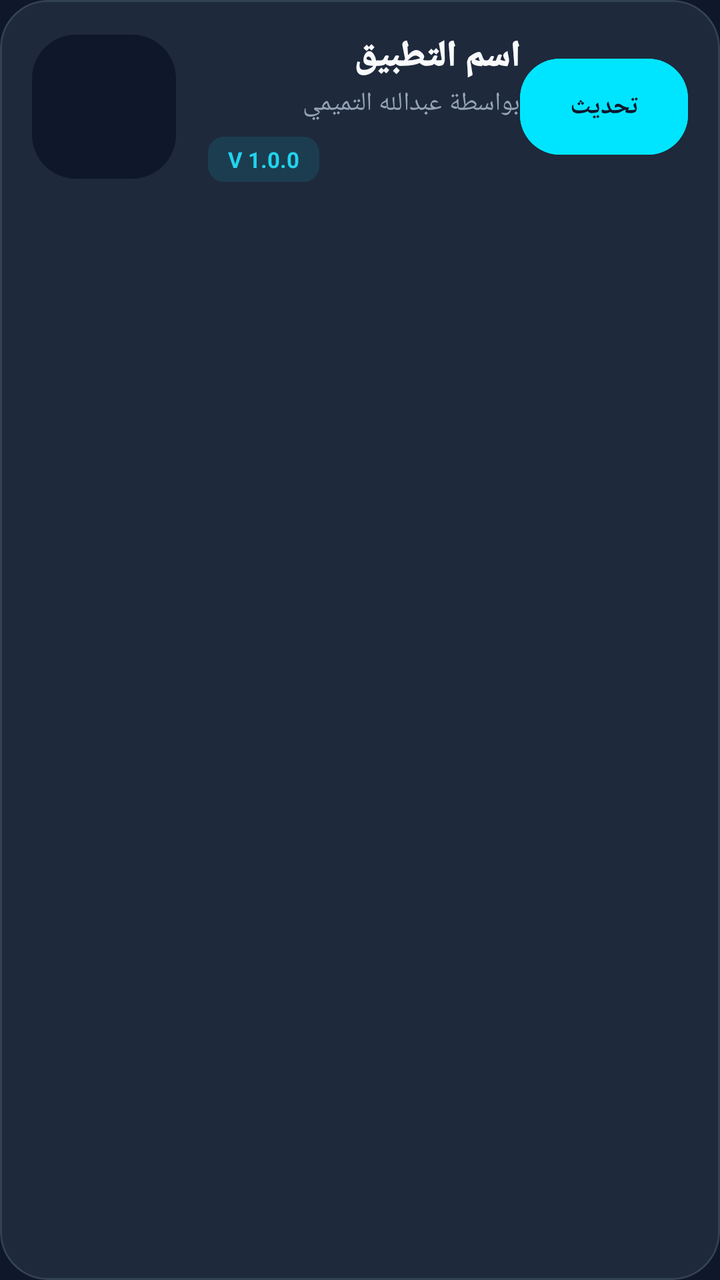
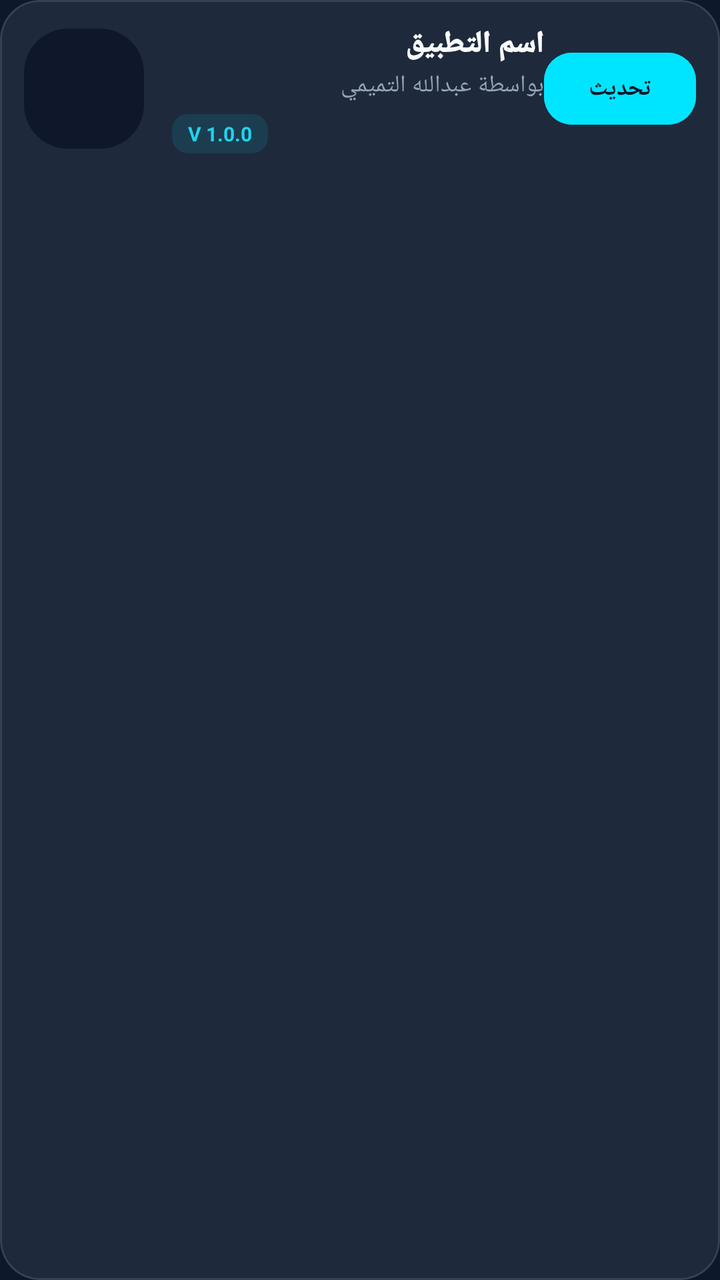

Compare the two renders of this Android layout. The source of the first and the diff that turns it into the second are given below.
<!-- AndroidManifest.xml: application theme Theme.FixEngine -->
<!-- res/layout/item_app.xml -->
<?xml version="1.0" encoding="utf-8"?>
<com.google.android.material.card.MaterialCardView 
    xmlns:android="http://schemas.android.com/apk/res/android"
    xmlns:app="http://schemas.android.com/apk/res-auto"
    android:id="@+id/rootCard"
    android:layout_width="match_parent"
    android:layout_height="wrap_content"
    android:layout_marginHorizontal="16dp"
    android:layout_marginVertical="8dp"
    app:cardCornerRadius="24dp"
    app:cardElevation="0dp"
    app:cardBackgroundColor="#1E293B"
    app:strokeColor="#334155"
    app:strokeWidth="1dp"
    android:foreground="?attr/selectableItemBackground">

    <LinearLayout
        android:layout_width="match_parent"
        android:layout_height="wrap_content"
        android:orientation="horizontal"
        android:padding="16dp"
        android:gravity="center_vertical">

        
        <com.google.android.material.imageview.ShapeableImageView
            android:id="@+id/imgAppIcon"
            android:layout_width="72dp"
            android:layout_height="72dp"
            android:scaleType="centerCrop"
            android:transitionName="transition_app_icon"
            app:shapeAppearanceOverlay="@style/RoundedIcon"
            android:background="#0F172A" />

        <LinearLayout
            android:layout_width="0dp"
            android:layout_height="wrap_content"
            android:layout_weight="1"
            android:orientation="vertical"
            android:layout_marginStart="16dp">

            <TextView
                android:id="@+id/txtAppName"
                android:layout_width="match_parent"
                android:layout_height="wrap_content"
                android:text="اسم التطبيق"
                android:textColor="#F8FAFC"
                android:textSize="18sp"
                android:textStyle="bold"
                android:fontFamily="sans-serif-black"
                android:maxLines="1"
                android:ellipsize="end"/>

            <TextView
                android:id="@+id/txtDeveloper"
                android:layout_width="match_parent"
                android:layout_height="wrap_content"
                android:text="بواسطة عبدالله التميمي"
                android:textColor="#94A3B8"
                android:textSize="13sp"
                android:layout_marginTop="2dp"
                android:fontFamily="sans-serif-medium"/>

            
            <TextView
                android:id="@+id/txtVersion"
                android:layout_width="wrap_content"
                android:layout_height="wrap_content"
                android:text="V 1.0.0"
                android:textColor="#22D3EE"
                android:textSize="11sp"
                android:textStyle="bold"
                android:layout_marginTop="8dp"
                android:background="@drawable/bg_version_badge"
                android:paddingHorizontal="10dp"
                android:paddingVertical="4dp" />
        </LinearLayout>

        
        <com.google.android.material.button.MaterialButton
            android:id="@+id/btnDownload"
            style="@style/Widget.MaterialComponents.Button.UnelevatedButton"
            android:layout_width="wrap_content"
            android:layout_height="wrap_content"
            android:text="تحديث"
            android:textColor="#0F172A"
            android:textSize="13sp"
            android:textStyle="bold"
            android:minWidth="84dp"
            android:insetTop="0dp"
            android:insetBottom="0dp"
            app:cornerRadius="20dp"
            android:backgroundTint="@color/secondary_cyan" />

    </LinearLayout>
</com.google.android.material.card.MaterialCardView>
<!-- resources referenced by this layout -->
<resources>
  <color name="secondary_cyan">#00E5FF</color>
  <!-- drawable bg_version_badge (drawable) -->
  <shape xmlns:android="http://schemas.android.com/apk/res/android">
      <solid android:color="#1A00E5FF"/> 
      <corners android:radius="8dp"/>
  </shape>
  <style name="RoundedIcon">
          <item name="cornerSize">22dp</item>
      </style>
  <style name="Theme.FixEngine" parent="Theme.MaterialComponents.DayNight.NoActionBar">
          <item name="colorPrimary">#22D3EE</item>
          <item name="colorPrimaryVariant">#0891B2</item>
          <item name="colorOnPrimary">#0F172A</item>
  
          <item name="colorSecondary">#38BDF8</item>
          <item name="colorSecondaryVariant">#0284C7</item>
          <item name="colorOnSecondary">#FFFFFF</item>
  
          <item name="android:windowBackground">#0F172A</item>
          <item name="android:statusBarColor">#0F172A</item>
          <item name="android:windowLightStatusBar" tools:targetApi="m">false</item> 
          
          <item name="materialButtonStyle">@style/Widget.FixEngine.Button</item>
          
          <item name="android:textColorPrimary">#F8FAFC</item>
          <item name="android:textColorSecondary">#94A3B8</item>
  
          <item name="materialAlertDialogTheme">@style/Theme.FixEngine.Dialog</item>
      </style>
  <style name="Widget.FixEngine.Button" parent="Widget.MaterialComponents.Button.UnelevatedButton">
          <item name="cornerRadius">16dp</item>
          <item name="android:insetTop">0dp</item>
          <item name="android:insetBottom">0dp</item>
          <item name="android:textAllCaps">false</item>
          <item name="android:fontFamily">sans-serif-medium</item>
          <item name="android:letterSpacing">0.03</item>
      </style>
  <style name="Theme.FixEngine.Dialog" parent="Theme.MaterialComponents.DayNight.Dialog.Alert">
      <item name="android:windowIsFloating">true</item>
      
      <item name="android:windowIsTranslucent">false</item> 
      <item name="android:windowBackground">@android:color/transparent</item>
      <item name="android:windowContentOverlay">@null</item>
      <item name="android:backgroundDimEnabled">true</item> 
      <item name="android:backgroundDimAmount">0.5</item>
  
      <item name="colorPrimary">#22D3EE</item>
      <item name="colorOnSurface">#F8FAFC</item>
      <item name="android:textColorPrimary">#F8FAFC</item>
  </style>
</resources>

<!-- the commit's change to res/layout/item_app.xml (unified diff, before → after) -->
@@ -6,8 +6,8 @@
     android:layout_width="match_parent"
     android:layout_height="wrap_content"
     android:layout_marginHorizontal="16dp"
-    android:layout_marginVertical="8dp"
-    app:cardCornerRadius="24dp"
+    android:layout_marginVertical="6dp"
+    app:cardCornerRadius="20dp"
     app:cardElevation="0dp"
     app:cardBackgroundColor="#1E293B"
     app:strokeColor="#334155"
@@ -18,14 +18,13 @@
         android:layout_width="match_parent"
         android:layout_height="wrap_content"
         android:orientation="horizontal"
-        android:padding="16dp"
+        android:padding="12dp"
         android:gravity="center_vertical">
 
-        
         <com.google.android.material.imageview.ShapeableImageView
             android:id="@+id/imgAppIcon"
-            android:layout_width="72dp"
-            android:layout_height="72dp"
+            android:layout_width="60dp"
+            android:layout_height="60dp"
             android:scaleType="centerCrop"
             android:transitionName="transition_app_icon"
             app:shapeAppearanceOverlay="@style/RoundedIcon"
@@ -36,7 +35,7 @@
             android:layout_height="wrap_content"
             android:layout_weight="1"
             android:orientation="vertical"
-            android:layout_marginStart="16dp">
+            android:layout_marginStart="14dp">
 
             <TextView
                 android:id="@+id/txtAppName"
@@ -44,7 +43,7 @@
                 android:layout_height="wrap_content"
                 android:text="اسم التطبيق"
                 android:textColor="#F8FAFC"
-                android:textSize="18sp"
+                android:textSize="15sp"
                 android:textStyle="bold"
                 android:fontFamily="sans-serif-black"
                 android:maxLines="1"
@@ -56,39 +55,40 @@
                 android:layout_height="wrap_content"
                 android:text="بواسطة عبدالله التميمي"
                 android:textColor="#94A3B8"
-                android:textSize="13sp"
+                android:textSize="12sp"
                 android:layout_marginTop="2dp"
-                android:fontFamily="sans-serif-medium"/>
+                android:fontFamily="sans-serif-medium"
+                android:maxLines="1"
+                android:ellipsize="end"/>
 
-            
             <TextView
                 android:id="@+id/txtVersion"
                 android:layout_width="wrap_content"
                 android:layout_height="wrap_content"
                 android:text="V 1.0.0"
                 android:textColor="#22D3EE"
-                android:textSize="11sp"
+                android:textSize="10sp"
                 android:textStyle="bold"
-                android:layout_marginTop="8dp"
+                android:layout_marginTop="6dp"
                 android:background="@drawable/bg_version_badge"
-                android:paddingHorizontal="10dp"
-                android:paddingVertical="4dp" />
+                android:paddingHorizontal="8dp"
+                android:paddingVertical="3dp" />
         </LinearLayout>
 
-        
         <com.google.android.material.button.MaterialButton
             android:id="@+id/btnDownload"
             style="@style/Widget.MaterialComponents.Button.UnelevatedButton"
             android:layout_width="wrap_content"
-            android:layout_height="wrap_content"
+            android:layout_height="36dp"
             android:text="تحديث"
             android:textColor="#0F172A"
-            android:textSize="13sp"
+            android:textSize="12sp"
             android:textStyle="bold"
-            android:minWidth="84dp"
+            android:minWidth="76dp"
+            android:paddingHorizontal="12dp"
             android:insetTop="0dp"
             android:insetBottom="0dp"
-            app:cornerRadius="20dp"
+            app:cornerRadius="14dp"
             android:backgroundTint="@color/secondary_cyan" />
 
     </LinearLayout>
